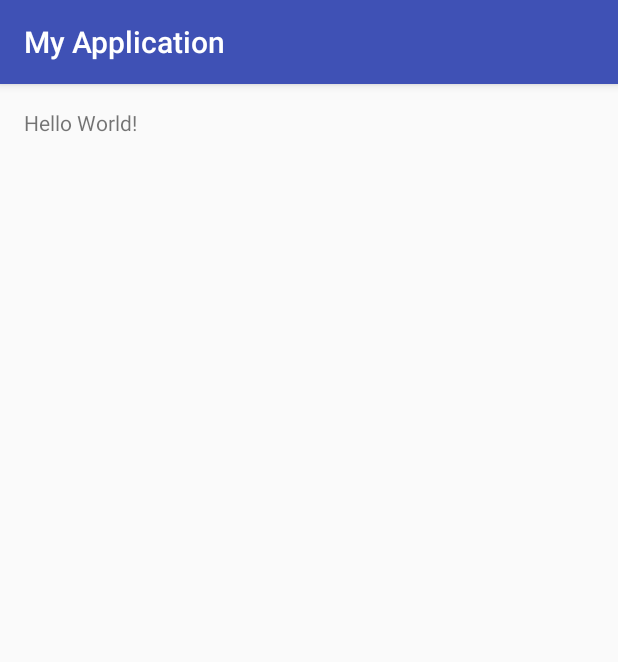
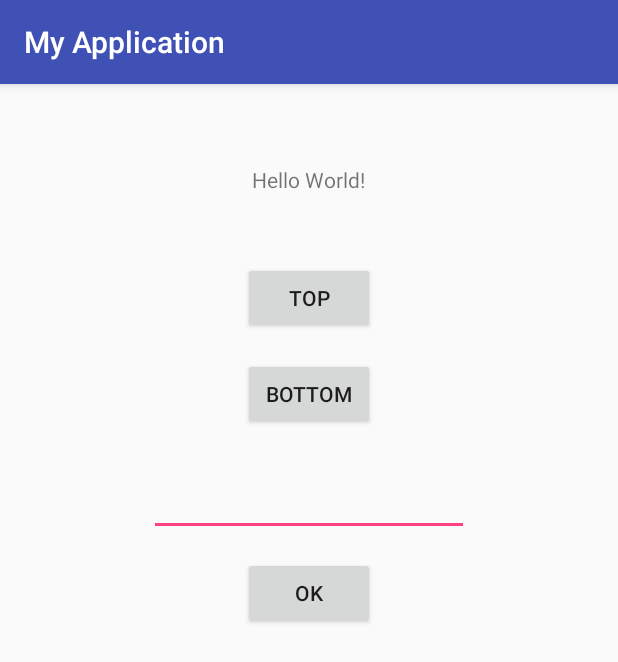
Before and after one commit to renatostosp/App1, an Android app: the screen it shows after launch (MainActivity), on a phone screen of 412 x 824 dp. Shown: the top 662 px of the screen. Run offline under Robolectric (Android 15) with nearby library versions, the phone set to English and light mode, and no system bars.

Commit message:
Atualização

```diff
--- a/app/src/main/java/com/example/a20141esa0415/myapplication/MainActivity.java
+++ b/app/src/main/java/com/example/a20141esa0415/myapplication/MainActivity.java
@@ -2,12 +2,37 @@ package com.example.a20141esa0415.myapplication;
 
 import android.support.v7.app.AppCompatActivity;
 import android.os.Bundle;
+import android.util.Log;
+import android.view.View;
+import android.widget.EditText;
+import android.widget.Toast;
 
 public class MainActivity extends AppCompatActivity {
-
+    EditText editText;
+    String emailUsuario;
     @Override
     protected void onCreate(Bundle savedInstanceState) {
+        // variaveis locais ao metodo e somente podem ser visualizadas aqui
+
         super.onCreate(savedInstanceState);
         setContentView(R.layout.activity_main);
     }
+    public void topClick(View v){
+        Toast.makeText(this, "Top button clicked",
+                Toast.LENGTH_SHORT).show();
+        Log.i("info","The user clicked the top button");
+    }
+    public void bottomClick(View v){
+        Toast.makeText(this, "Bottom button clicked",
+                Toast.LENGTH_SHORT).show();
+        Log.i("info","The user licked the bottom button");
+    }
+
+    public void okClick (View v){
+        editText = (EditText) findViewById(R.id.editText);
+        emailUsuario = String.valueOf(editText.getText());
+        Toast.makeText(this, "E-mail verified",
+                Toast.LENGTH_SHORT).show();
+        Log.i("info","The user verified e-mail" + emailUsuario);
+    }
 }
--- a/app/src/main/res/layout/activity_main.xml
+++ b/app/src/main/res/layout/activity_main.xml
@@ -12,5 +12,49 @@
     <TextView
         android:layout_width="wrap_content"
         android:layout_height="wrap_content"
-        android:text="Hello World!" />
+        android:text="Hello World!"
+        android:layout_marginTop="38dp"
+        android:layout_alignParentTop="true"
+        android:layout_centerHorizontal="true"
+        android:id="@+id/textView" />
+
+    <Button
+        android:id="@+id/button"
+        android:layout_width="wrap_content"
+        android:layout_height="wrap_content"
+        android:layout_alignStart="@+id/button3"
+        android:layout_below="@+id/textView"
+        android:layout_marginTop="45dp"
+        android:onClick="topClick"
+        android:text="TOP" />
+
+    <Button
+        android:id="@+id/button2"
+        android:layout_width="wrap_content"
+        android:layout_height="wrap_content"
+        android:layout_alignStart="@+id/button"
+        android:layout_below="@+id/button"
+        android:layout_marginTop="16dp"
+        android:onClick="bottomClick"
+        android:text="BOTTOM" />
+
+    <Button
+        android:id="@+id/button3"
+        android:layout_width="wrap_content"
+        android:layout_height="wrap_content"
+        android:layout_below="@+id/editText"
+        android:layout_centerHorizontal="true"
+        android:layout_marginTop="14dp"
+        android:onClick="okClick"
+        android:text="OK" />
+
+    <EditText
+        android:id="@+id/editText"
+        android:layout_width="wrap_content"
+        android:layout_height="wrap_content"
+        android:layout_below="@+id/button2"
+        android:layout_centerHorizontal="true"
+        android:layout_marginTop="25dp"
+        android:ems="10"
+        android:inputType="textEmailAddress" />
 </RelativeLayout>
--- a/build.gradle
+++ b/build.gradle
@@ -5,7 +5,7 @@ buildscript {
         jcenter()
     }
     dependencies {
-        classpath 'com.android.tools.build:gradle:2.1.3'
+        classpath 'com.android.tools.build:gradle:2.3.3'
 
         // NOTE: Do not place your application dependencies here; they belong
         // in the individual module build.gradle files
```
Also changed, not shown: gradle/wrapper/gradle-wrapper.properties.
